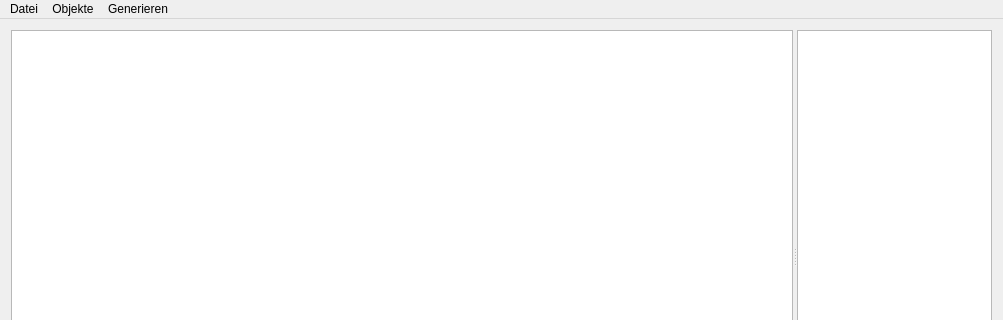
Old version of the form config-tool/gui/mainwindow.ui in the repository carstenbru/fpga-log; both pictures show x 0 to 1003 and y 0 to 320 of the 1003 by 609 pixel window.
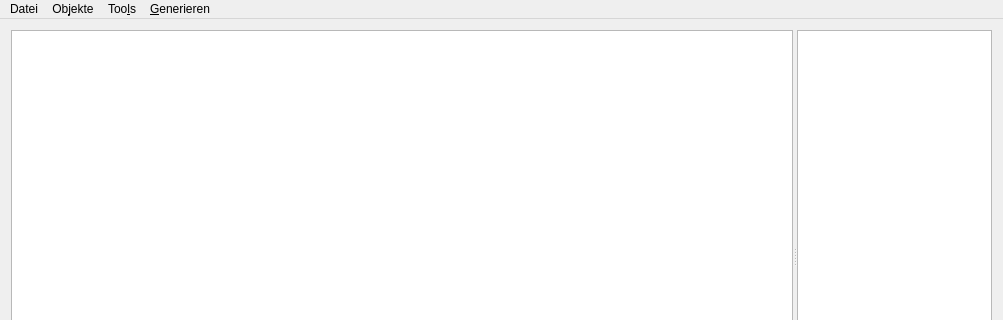
New version of the form. Icons and pictures are not drawn.

Commit message: config-tool: pin planner (just overview for now)

```diff
--- a/config-tool/gui/mainwindow.ui
+++ b/config-tool/gui/mainwindow.ui
@@ -78,7 +78,7 @@
      <x>0</x>
      <y>0</y>
      <width>1003</width>
-     <height>19</height>
+     <height>30</height>
     </rect>
    </property>
    <widget class="QMenu" name="menuFile">
@@ -101,7 +101,7 @@
      <bool>false</bool>
     </property>
     <property name="title">
-     <string>Objekte</string>
+     <string>Ob&amp;jekte</string>
     </property>
     <property name="separatorsCollapsible">
      <bool>false</bool>
@@ -113,15 +113,22 @@
      <bool>true</bool>
     </property>
     <property name="title">
-     <string>Generieren</string>
+     <string>&amp;Generieren</string>
     </property>
     <addaction name="actionSynthesize"/>
     <addaction name="actionFlash"/>
     <addaction name="separator"/>
     <addaction name="actionGenerate"/>
    </widget>
+   <widget class="QMenu" name="menuTools">
+    <property name="title">
+     <string>Too&amp;ls</string>
+    </property>
+    <addaction name="actionPinOverview"/>
+   </widget>
    <addaction name="menuFile"/>
    <addaction name="menuObjects"/>
+   <addaction name="menuTools"/>
    <addaction name="menuGenerate"/>
   </widget>
   <action name="actionClose">
```
Left out of the diff: 55 changed lines with no effect on the pictures. The commit also changes 12 other files.
